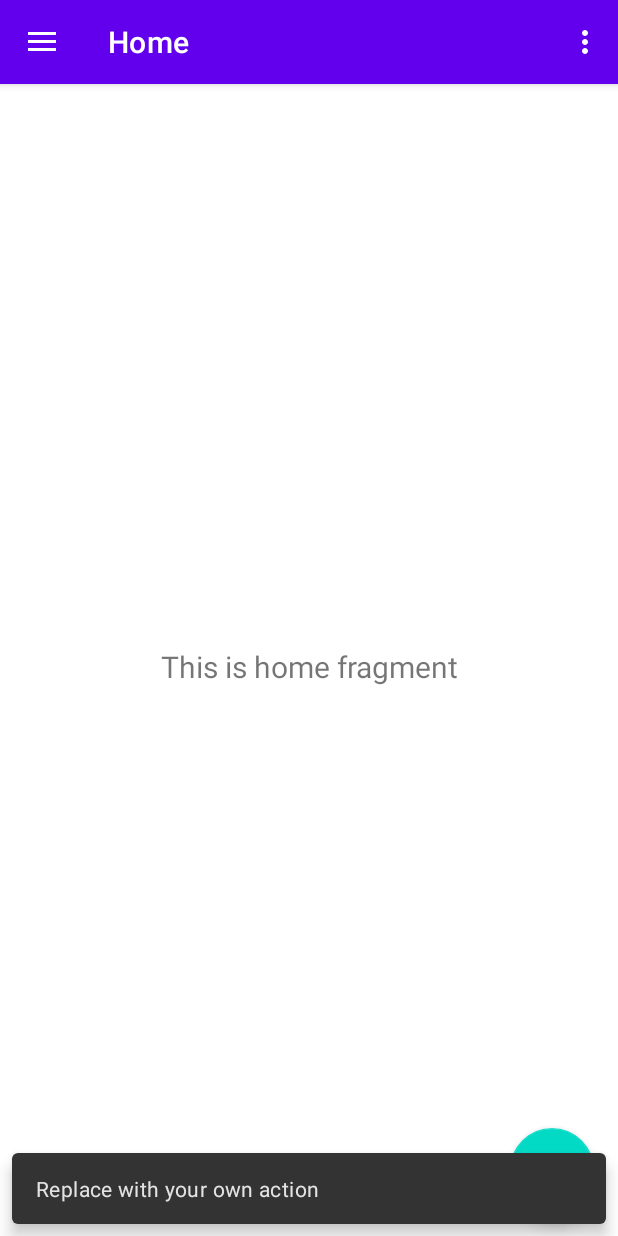
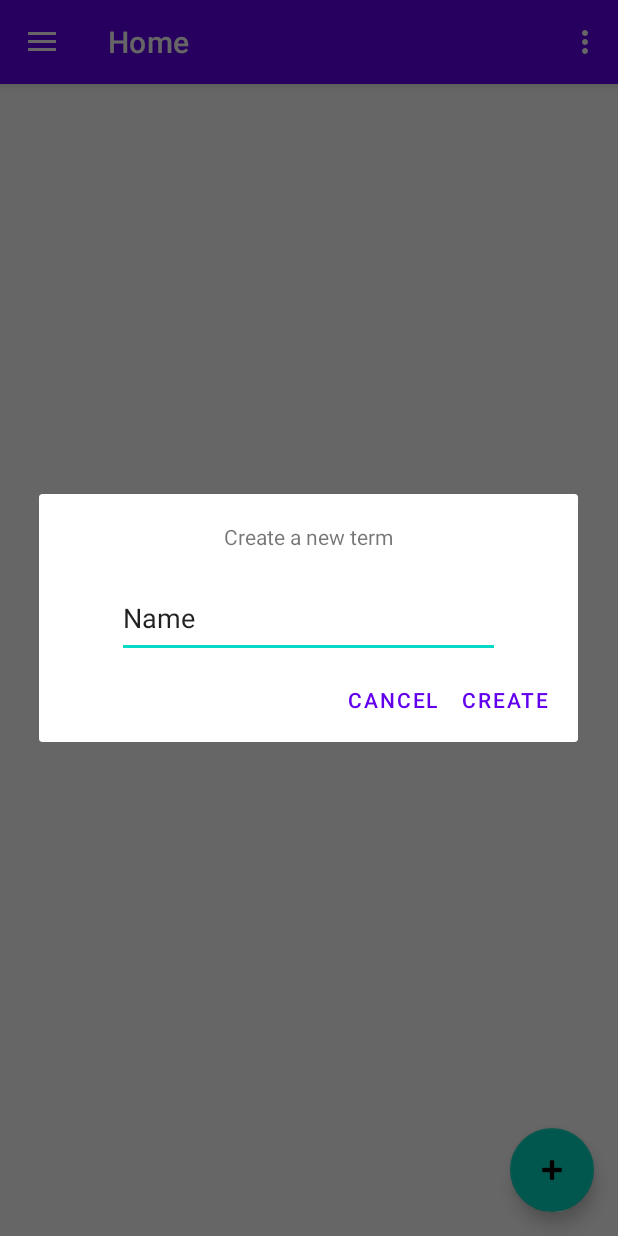
Before and after one commit to SubjectAlpha/C196, an Android app: the screen it shows after launch (MainActivity), after a tap on an icon or button, on a phone screen of 412 x 824 dp. Run offline under Robolectric (Android 15) with nearby library versions, the phone set to English and light mode, and no system bars; our stand-ins replace navigation-ui.

Commit message:
get fragment working

```diff
--- a/app/src/main/java/com/c196/exam/ui/dialogs/CreateTermDialogFragment.java
+++ b/app/src/main/java/com/c196/exam/ui/dialogs/CreateTermDialogFragment.java
@@ -4,23 +4,34 @@ import android.app.AlertDialog;
 import android.app.Dialog;
 import android.content.DialogInterface;
 import android.os.Bundle;
+import android.view.LayoutInflater;
 
+import androidx.annotation.NonNull;
 import androidx.fragment.app.DialogFragment;
 
+import com.c196.exam.R;
+
 public class CreateTermDialogFragment extends DialogFragment {
+    public static String TAG = "CreateTermDialog";
+
+    @NonNull
     @Override
     public Dialog onCreateDialog(Bundle savedInstanceState) {
         AlertDialog.Builder builder = new AlertDialog.Builder(getActivity());
-        builder.setMessage("Create new term")
-                .setPositiveButton("Save", (dialog, id) -> {
-                    // START THE GAME!
+        // Get the layout inflater
+        LayoutInflater inflater = requireActivity().getLayoutInflater();
+
+        // Inflate and set the layout for the dialog
+        // Pass null as the parent view because its going in the dialog layout
+        builder.setView(inflater.inflate(R.layout.dialog_create_term, null))
+                // Add action buttons
+                .setPositiveButton("Create", (dialog, id) -> {
+                    // sign in the user ...
                 })
-                .setNegativeButton("Cancel", (dialog, id) -> {
-                    // User cancelled the dialog
+                .setNegativeButton("Cancel", (DialogInterface.OnClickListener) (dialog, id) -> {
+                    CreateTermDialogFragment.this.getDialog().cancel();
                 });
-        // Create the AlertDialog object and return it
         return builder.create();
-
     }
 }
 
--- a/app/src/main/java/com/c196/exam/ui/home/HomeFragment.java
+++ b/app/src/main/java/com/c196/exam/ui/home/HomeFragment.java
@@ -15,6 +15,7 @@ import androidx.lifecycle.ViewModelProvider;
 
 import com.c196.exam.database.DatabaseHelper;
 import com.c196.exam.databinding.FragmentHomeBinding;
+import com.c196.exam.ui.dialogs.CreateTermDialogFragment;
 import com.google.android.material.snackbar.Snackbar;
 
 public class HomeFragment extends Fragment {
@@ -30,8 +31,7 @@ public class HomeFragment extends Fragment {
         View root = binding.getRoot();
 
         binding.addCourse.setOnClickListener(view -> {
-            Snackbar.make(view, "Replace with your own action", Snackbar.LENGTH_LONG)
-                .setAction("Action", null).show();
+            new CreateTermDialogFragment().show(getChildFragmentManager(), CreateTermDialogFragment.TAG);
         });
 
         final TextView textView = binding.textHome;
--- a/app/src/main/res/values/strings.xml
+++ b/app/src/main/res/values/strings.xml
@@ -10,4 +10,6 @@
     <string name="menu_home">Home</string>
     <string name="menu_gallery">Gallery</string>
     <string name="menu_slideshow">Slideshow</string>
+    <string name="cancel">Cancel</string>
+    <string name="save">Save</string>
 </resources>
```
Also changed, not shown: app/src/main/res/layout/dialog_create_term.xml (+1 -15 lines).
